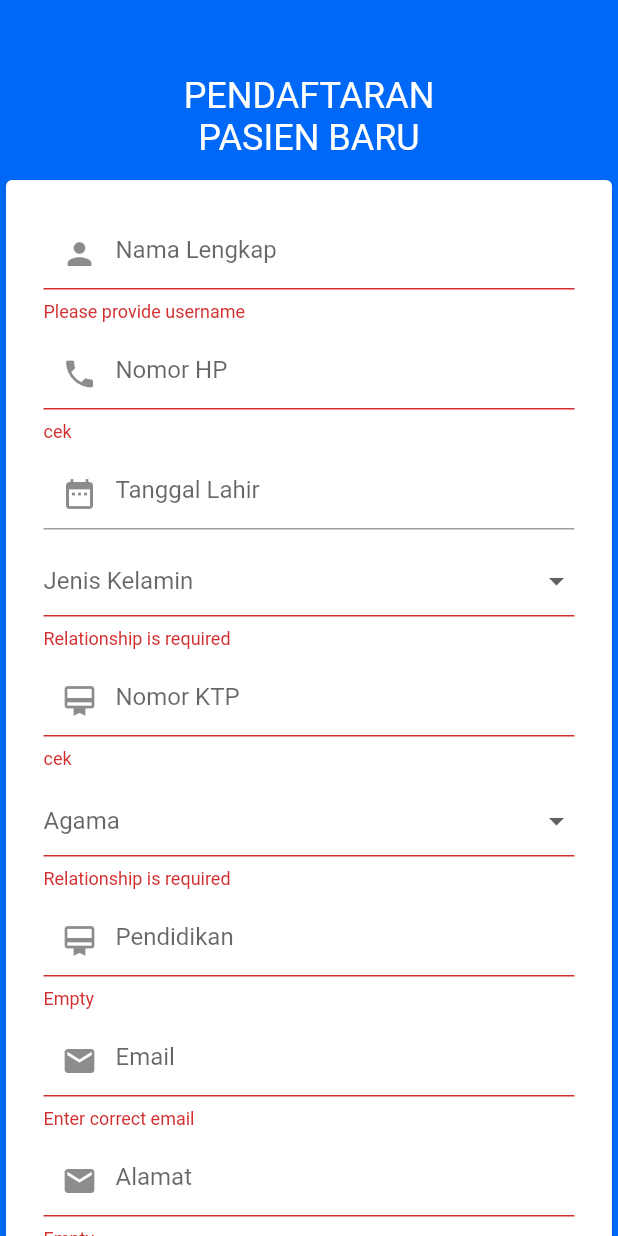
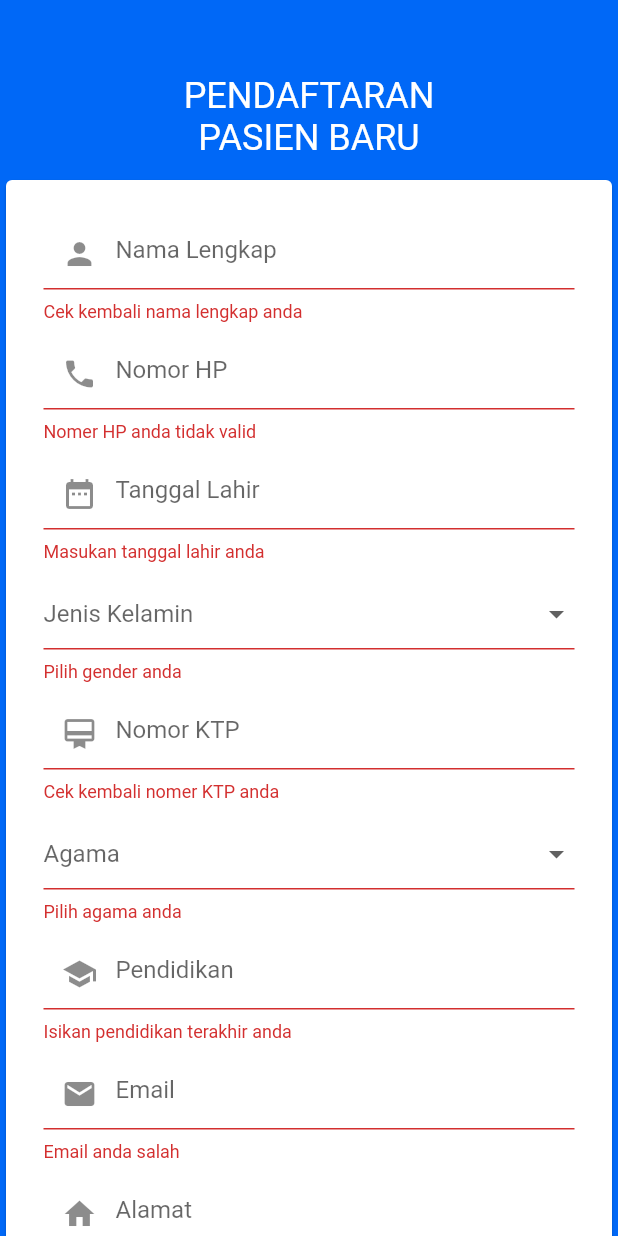
Before and after one commit to zikazama/Project-RS, a Flutter app: the RegistrasiPasien screen opened directly, after a tap on "Daftar", on a phone screen of 412 x 824 dp. Run offline on Flutter 3.47's test engine with Material 2 defaults, Android fonts, the phone set to English and light mode, and no system bars; our stand-ins replace flutter_svg, geocoding, geolocator, get, loading_overlay, shared_preferences; accounts and stored records are empty.

Commit message:
add validator

```diff
--- a/lib/registrasi_pasien.dart
+++ b/lib/registrasi_pasien.dart
@@ -12,8 +12,9 @@ class RegistrasiPasien extends StatefulWidget {
   _RegistrasiPasienState createState() => _RegistrasiPasienState();
 }
 
-DateTime selectedDate = DateTime.now();
+DateTime selectedDate = new DateTime.now();
 String created_at = selectedDate.toString();
+//int yearNow = int.parse("${selectedDate.toLocal()}".split('-')[0]);
 
 class _RegistrasiPasienState extends State<RegistrasiPasien> {
   TextEditingController namaLengkap = new TextEditingController();
@@ -27,6 +28,8 @@ class _RegistrasiPasienState extends State<RegistrasiPasien> {
   TextEditingController noHp = new TextEditingController();
   TextEditingController pass = new TextEditingController();
   TextEditingController confirmPass = new TextEditingController();
+  bool isHiddenPassword = true;
+  bool isHiddenPassword1 = true;
 
   final formKey = GlobalKey<FormState>();
 
@@ -63,7 +66,7 @@ class _RegistrasiPasienState extends State<RegistrasiPasien> {
                               controller: namaLengkap,
                               validator: (val) {
                                 return val.isEmpty || val.length <= 2
-                                    ? 'Please provide username'
+                                    ? 'Cek kembali nama lengkap anda'
                                     : null;
                               },
                               decoration: InputDecoration(
@@ -75,7 +78,9 @@ class _RegistrasiPasienState extends State<RegistrasiPasien> {
                             new TextFormField(
                               controller: noHp,
                               validator: (val) {
-                                return val.length < 10 ? 'cek' : null;
+                                return val.length < 10
+                                    ? 'Nomer HP anda tidak valid'
+                                    : null;
                               },
                               decoration: InputDecoration(
                                   prefixIcon: Icon(Icons.phone),
@@ -84,11 +89,28 @@ class _RegistrasiPasienState extends State<RegistrasiPasien> {
                             ),
                             SizedBox(height: 10),
                             TextFormField(
+                              validator: (val) {
+                                if (val.length == 0) {
+                                  return 'Masukan tanggal lahir anda';
+                                } else if ((int.parse("${DateTime.now()}"
+                                                .split('-')[0]) -
+                                            17) -
+                                        int.parse("${val}".split('-')[0]) <
+                                    0) {
+                                  return 'Anda belum cukup usia';
+                                } else {
+                                  return null;
+                                }
+                              },
+                              readOnly: true,
                               onTap: () {
                                 showDatePicker(
                                         context: context,
                                         initialDate: selectedDate,
-                                        firstDate: DateTime(1),
+                                        initialDatePickerMode:
+                                            DatePickerMode.year,
+                                        cancelText: "",
+                                        firstDate: DateTime(1821),
                                         lastDate: DateTime.now())
                                     .then((date) {
                                   setState(() {
@@ -120,7 +142,7 @@ class _RegistrasiPasienState extends State<RegistrasiPasien> {
                               ],
                               validator: (value) {
                                 if (value == null) {
-                                  return 'Relationship is required';
+                                  return 'Pilih gender anda';
                                 }
                               },
                               onChanged: (val) {
@@ -131,7 +153,9 @@ class _RegistrasiPasienState extends State<RegistrasiPasien> {
                             new TextFormField(
                               controller: noKtp,
                               validator: (val) {
-                                return val.length < 16 ? 'cek' : null;
+                                return val.length < 16
+                                    ? 'Cek kembali nomer KTP anda'
+                                    : null;
                               },
                               decoration: InputDecoration(
                                   prefixIcon: Icon(Icons.card_membership),
@@ -155,7 +179,7 @@ class _RegistrasiPasienState extends State<RegistrasiPasien> {
                               }).toList(),
                               validator: (value) {
                                 if (value == null) {
-                                  return 'Relationship is required';
+                                  return 'Pilih agama anda';
                                 }
                               },
                               onChanged: (val) {
@@ -167,12 +191,12 @@ class _RegistrasiPasienState extends State<RegistrasiPasien> {
                               controller: pendidikan,
                               validator: (val) {
                                 if (val.isEmpty) {
-                                  return 'Empty';
+                                  return 'Isikan pendidikan terakhir anda';
                                 }
                                 return null;
                               },
                               decoration: InputDecoration(
-                                prefixIcon: Icon(Icons.card_membership),
+                                prefixIcon: Icon(Icons.school),
                                 hintText: 'Pendidikan',
                               ),
                             ),
@@ -184,7 +208,7 @@ class _RegistrasiPasienState extends State<RegistrasiPasien> {
                                             r"^[a-zA-Z0-9.a-zA-Z0-9.!#$%&'*+-/=?^_`{|}~]+@[a-zA-Z0-9]+\.[a-zA-Z]+")
                                         .hasMatch(val)
                                     ? null
-                                    : 'Enter correct email';
+                                    : 'Email anda salah';
                               },
                               decoration: InputDecoration(
                                   prefixIcon: Icon(Icons.mail),
@@ -196,38 +220,39 @@ class _RegistrasiPasienState extends State<RegistrasiPasien> {
                               controller: alamat,
                               validator: (val) {
                                 if (val.isEmpty) {
-                                  return 'Empty';
+                                  return 'Isi alamat anda';
                                 }
                                 return null;
                               },
                               decoration: InputDecoration(
-                                prefixIcon: Icon(Icons.mail),
+                                prefixIcon: Icon(Icons.home),
                                 hintText: 'Alamat',
                               ),
                             ),
                             SizedBox(height: 10),
                             new TextFormField(
-                              obscureText: true,
+                              obscureText: isHiddenPassword,
                               controller: pass,
                               validator: (val) {
                                 return val.length < 6
-                                    ? 'Enter Password 6+ characters'
+                                    ? 'Buat password minimal 6 karakter'
                                     : null;
                               },
                               decoration: InputDecoration(
                                   prefixIcon: Icon(Icons.vpn_key),
                                   hintText: 'Password',
                                   suffixIcon: InkWell(
+                                    onTap: _togglePasswordView,
                                     child: Icon(Icons.visibility_off),
                                   )),
                             ),
                             SizedBox(height: 10),
                             new TextFormField(
-                              obscureText: true,
+                              obscureText: isHiddenPassword1,
                               controller: confirmPass,
                               validator: (val) {
                                 if (val != pass.text) {
-                                  return 'Not Match';
+                                  return 'Password anda salah, coba periksa lagi';
                                 }
                                 return null;
                               },
@@ -235,6 +260,7 @@ class _RegistrasiPasienState extends State<RegistrasiPasien> {
                                   prefixIcon: Icon(Icons.vpn_key),
                                   hintText: 'Konfirmasi Password',
                                   suffixIcon: InkWell(
+                                    onTap: _togglePasswordView1,
                                     child: Icon(Icons.visibility_off),
                                   )),
                             ),
@@ -296,4 +322,22 @@ class _RegistrasiPasienState extends State<RegistrasiPasien> {
           ]),
         ));
   }
+
+  void _togglePasswordView() {
+    if (isHiddenPassword == true) {
+      isHiddenPassword = false;
+    } else {
+      isHiddenPassword = true;
+    }
+    setState(() {});
+  }
+
+  void _togglePasswordView1() {
+    if (isHiddenPassword1 == true) {
+      isHiddenPassword1 = false;
+    } else {
+      isHiddenPassword1 = true;
+    }
+    setState(() {});
+  }
 }
```
